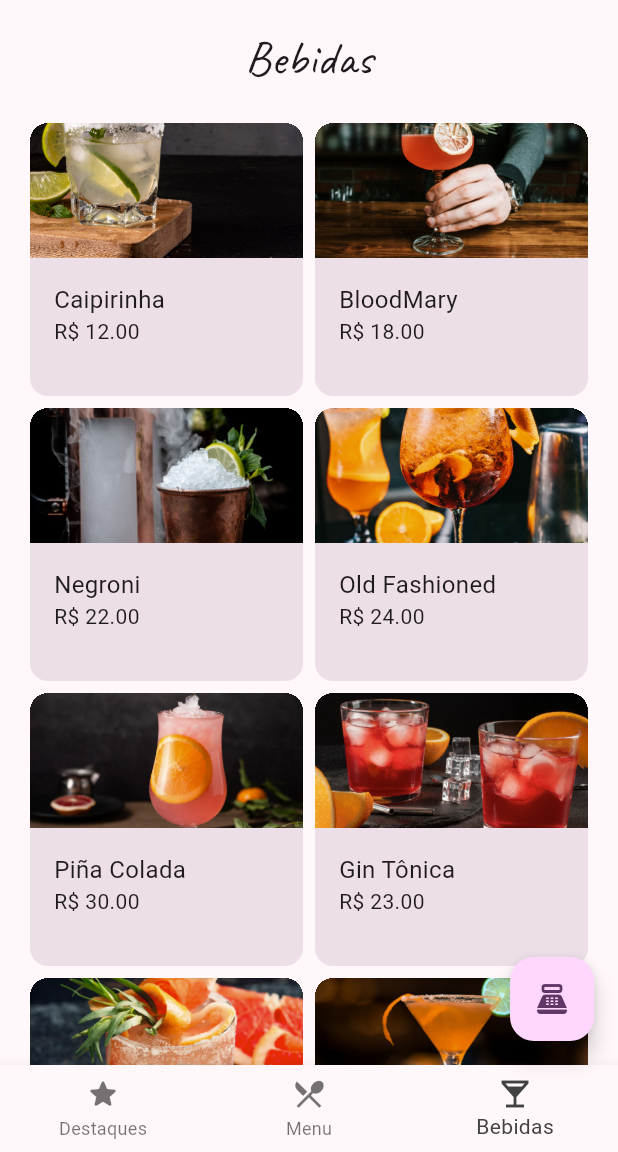
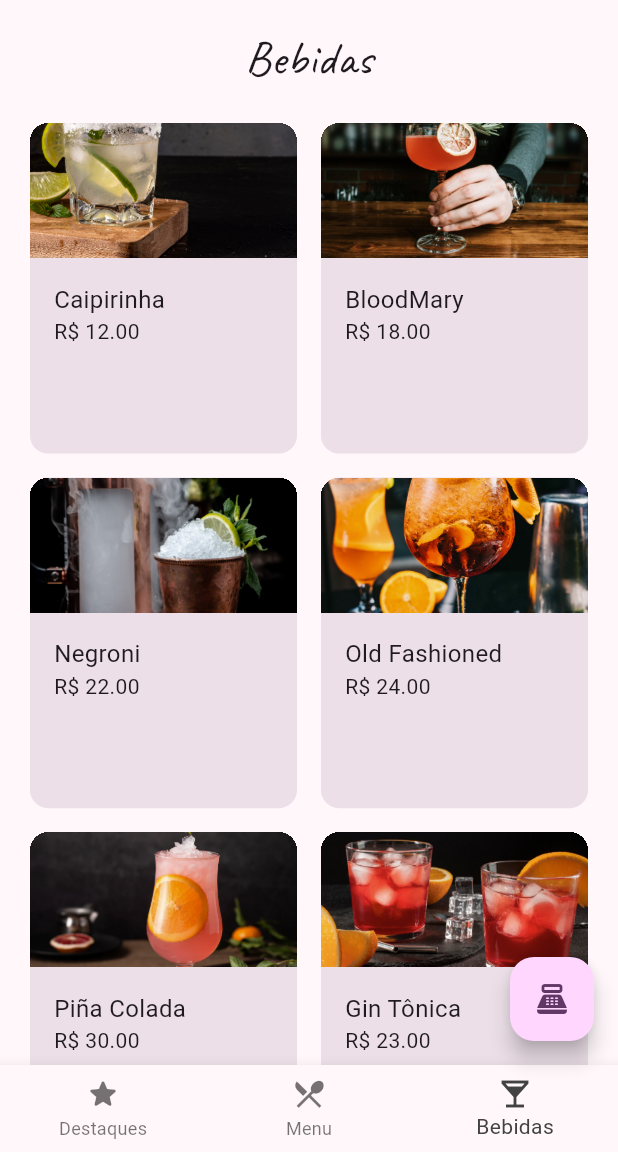
Before and after one commit to otaviohenrique1/ristorante_panucci, a Flutter app: the screen it shows after launch, item 3 of the bottom bar chosen, on a phone screen of 412 x 824 dp, the part 84-1236 px from its top. Run offline on Flutter 3.47's test engine with Material 2 defaults, Android fonts, the phone set to English and light mode, and no system bars.

Commit message:
commit 6

```diff
--- a/lib/screens/drink_menu.dart
+++ b/lib/screens/drink_menu.dart
@@ -40,6 +40,9 @@ class DrinkMenu extends StatelessWidget {
             ),
             gridDelegate: const SliverGridDelegateWithFixedCrossAxisCount(
               crossAxisCount: 2,
+              crossAxisSpacing: 8,
+              mainAxisSpacing: 8,
+              childAspectRatio: 158 / 194,
             ),
           ),
         ],
```
